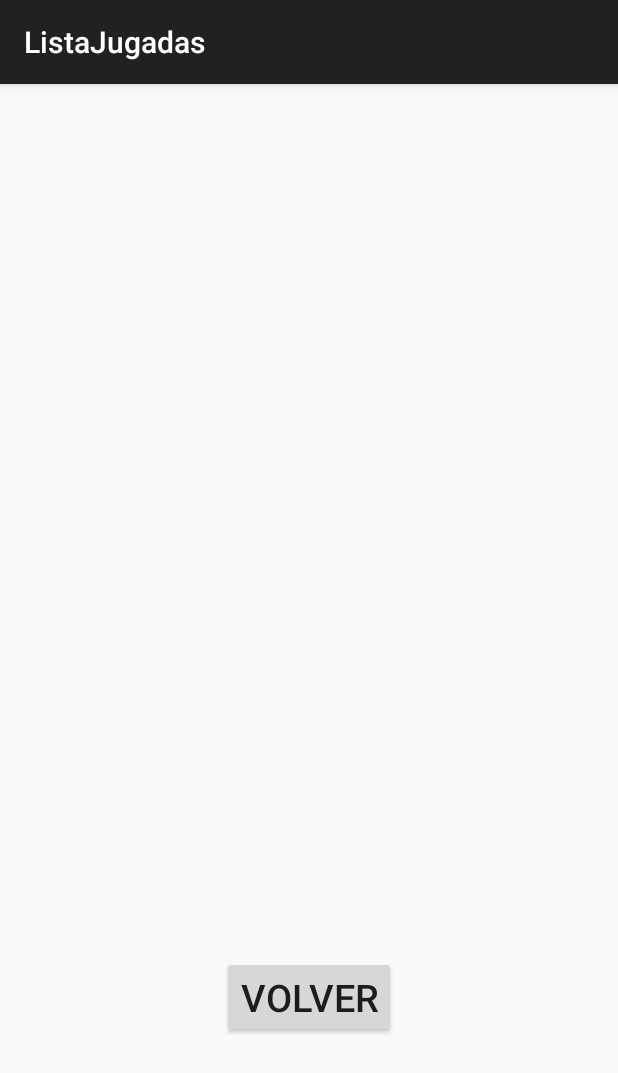
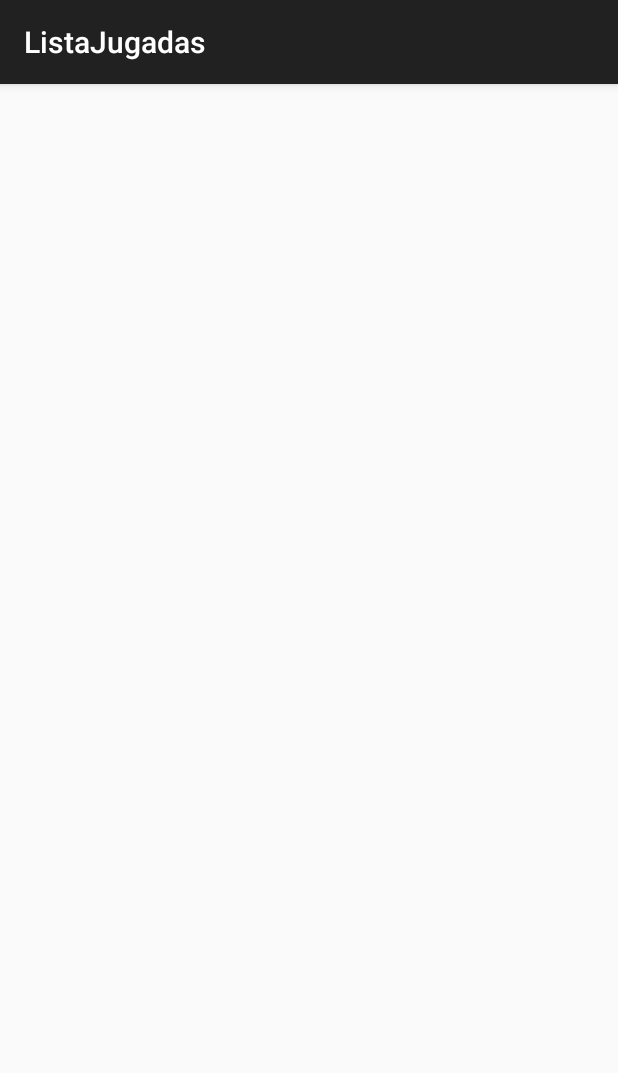
Before and after one commit to MiguelEnc/ScoreKeeper, an Android app: the ListaJugadas screen opened directly, with no data from a screen before it, on a phone screen of 412 x 824 dp. Shown: the top 1073 px of the screen. Run offline under Robolectric (Android 15) with nearby library versions, the phone set to English and light mode, and no system bars.

Commit message:
Eliminar boton volver

```diff
--- a/app/src/main/java/com/example/miguel/scorekeeper/ListaJugadas.java
+++ b/app/src/main/java/com/example/miguel/scorekeeper/ListaJugadas.java
@@ -24,7 +24,6 @@ public class ListaJugadas extends ActionBarActivity {
         String id = "";
 
         ListView listaJugadas = (ListView) findViewById(R.id.listViewDetalle);
-        Button buttonVolver = (Button) findViewById(R.id.buttonVolver);
 
 
         Intent intent = getIntent();
@@ -33,14 +32,6 @@ public class ListaJugadas extends ActionBarActivity {
             id = String.valueOf(extras.get("ID_EXTRA"));
         }
         listaJugadas.setAdapter(adapterList(id));
-
-        buttonVolver.setOnClickListener(new View.OnClickListener() {
-            @Override
-            public void onClick(View v) {
-                Intent intent = new Intent(ListaJugadas.this, MainActivity.class);
-                startActivity(intent);
-            }
-        });
 
     }
 
--- a/app/src/main/res/layout/activity_lista_jugadas.xml
+++ b/app/src/main/res/layout/activity_lista_jugadas.xml
@@ -9,7 +9,7 @@
     <LinearLayout
         android:orientation="horizontal"
         android:layout_width="fill_parent"
-        android:layout_height="450dp"
+        android:layout_height="fill_parent"
         android:layout_alignParentLeft="true"
         android:layout_alignParentStart="true"
         android:layout_alignParentTop="true"
@@ -22,20 +22,4 @@
             android:layout_weight="1" />
     </LinearLayout>
 
-    <FrameLayout
-        android:layout_width="fill_parent"
-        android:layout_height="fill_parent"
-        android:layout_below="@+id/linearLayout"
-        android:layout_centerHorizontal="true">
-
-        <Button
-            android:layout_width="wrap_content"
-            android:layout_height="wrap_content"
-            android:text="Volver"
-            android:id="@+id/buttonVolver"
-            android:layout_gravity="center"
-            android:textSize="25dp"
-            android:onClick="setContentView" />
-    </FrameLayout>
-
 </RelativeLayout>
```
